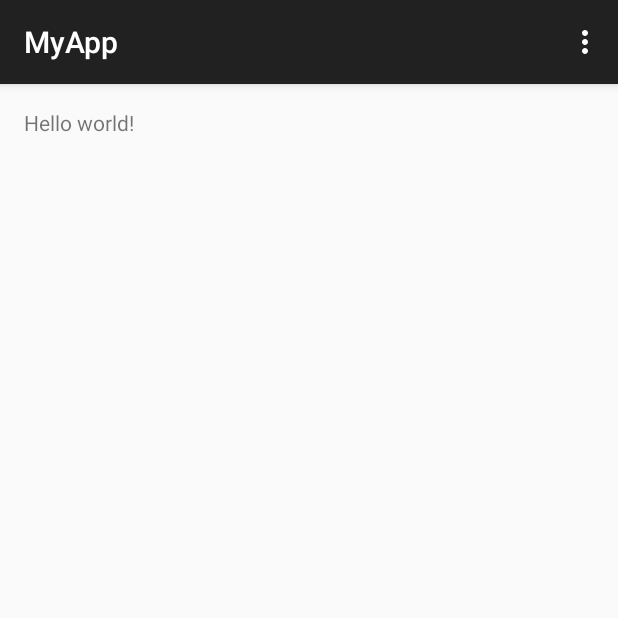
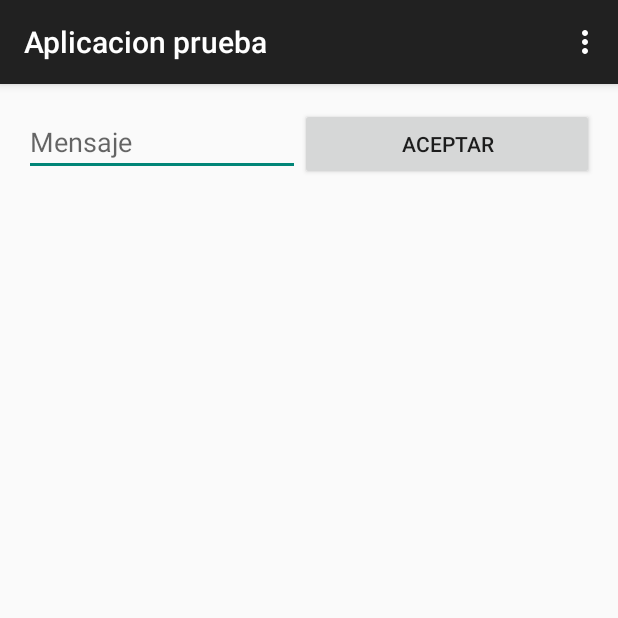
Before and after one commit to darkvical/MyApp, an Android app: the screen it shows after launch (Principal), on a phone screen of 412 x 824 dp, the top half of it. Run offline under Robolectric (Android 15) with nearby library versions, the phone set to English and light mode, and no system bars.

```diff
--- a/app/src/main/java/vical/com/pe/myapp/Principal.java
+++ b/app/src/main/java/vical/com/pe/myapp/Principal.java
@@ -1,39 +1,43 @@
 package vical.com.pe.myapp;
 
+import android.content.Intent;
 import android.support.v7.app.ActionBarActivity;
 import android.os.Bundle;
 import android.view.Menu;
 import android.view.MenuItem;
+import android.view.View;
+import android.widget.EditText;
+import android.widget.Toast;
 
 
 public class Principal extends ActionBarActivity {
+
+    private EditText editMensaje;
 
     @Override
     protected void onCreate(Bundle savedInstanceState) {
         super.onCreate(savedInstanceState);
         setContentView(R.layout.activity_principal);
+        editMensaje = (EditText)findViewById(R.id.editMensaje);
     }
 
+    public void eventAceptar(View view){
+        String mensaje = editMensaje.getText().toString();
+        Toast.makeText(this, mensaje, Toast.LENGTH_SHORT).show();
+    }
 
     @Override
     public boolean onCreateOptionsMenu(Menu menu) {
-        // Inflate the menu; this adds items to the action bar if it is present.
         getMenuInflater().inflate(R.menu.menu_principal, menu);
         return true;
     }
 
     @Override
     public boolean onOptionsItemSelected(MenuItem item) {
-        // Handle action bar item clicks here. The action bar will
-        // automatically handle clicks on the Home/Up button, so long
-        // as you specify a parent activity in AndroidManifest.xml.
         int id = item.getItemId();
-
-        //noinspection SimplifiableIfStatement
         if (id == R.id.action_settings) {
             return true;
         }
-
         return super.onOptionsItemSelected(item);
     }
 }
--- a/app/src/main/res/layout/activity_principal.xml
+++ b/app/src/main/res/layout/activity_principal.xml
@@ -3,9 +3,28 @@
     android:layout_height="match_parent" android:paddingLeft="@dimen/activity_horizontal_margin"
     android:paddingRight="@dimen/activity_horizontal_margin"
     android:paddingTop="@dimen/activity_vertical_margin"
-    android:paddingBottom="@dimen/activity_vertical_margin" tools:context=".Principal">
+    android:paddingBottom="@dimen/activity_vertical_margin" tools:context=".Principal"
+    android:focusable="false">
 
-    <TextView android:text="@string/hello_world" android:layout_width="wrap_content"
-        android:layout_height="wrap_content" />
+    <LinearLayout
+        android:orientation="horizontal"
+        android:layout_width="match_parent"
+        android:layout_height="match_parent"
+        android:id="@+id/lytPrincipal">
 
+        <EditText
+            android:layout_width="wrap_content"
+            android:layout_height="wrap_content"
+            android:id="@+id/editMensaje"
+            android:layout_weight="1"
+            android:hint="Mensaje" />
+
+        <Button
+            android:layout_width="wrap_content"
+            android:layout_height="wrap_content"
+            android:text="Aceptar"
+            android:id="@+id/btnPAceptar"
+            android:layout_weight="1"
+            android:onClick="eventAceptar" />
+    </LinearLayout>
 </RelativeLayout>
--- a/app/src/main/res/values/strings.xml
+++ b/app/src/main/res/values/strings.xml
@@ -1,5 +1,5 @@
 <resources>
-    <string name="app_name">MyApp</string>
+    <string name="app_name">Aplicacion prueba</string>
 
     <string name="hello_world">Hello world!</string>
     <string name="action_settings">Settings</string>
```
Also changed, not shown: 1 other file.
